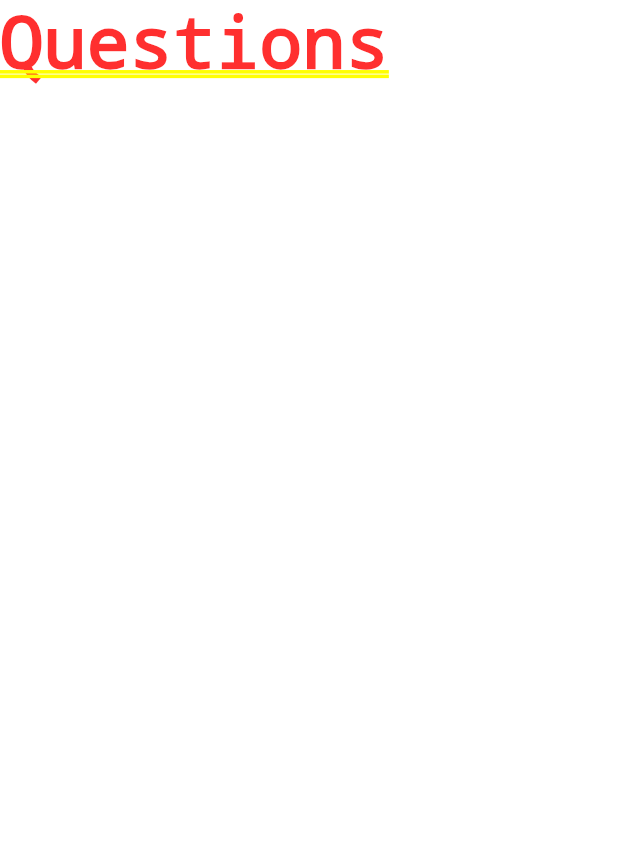
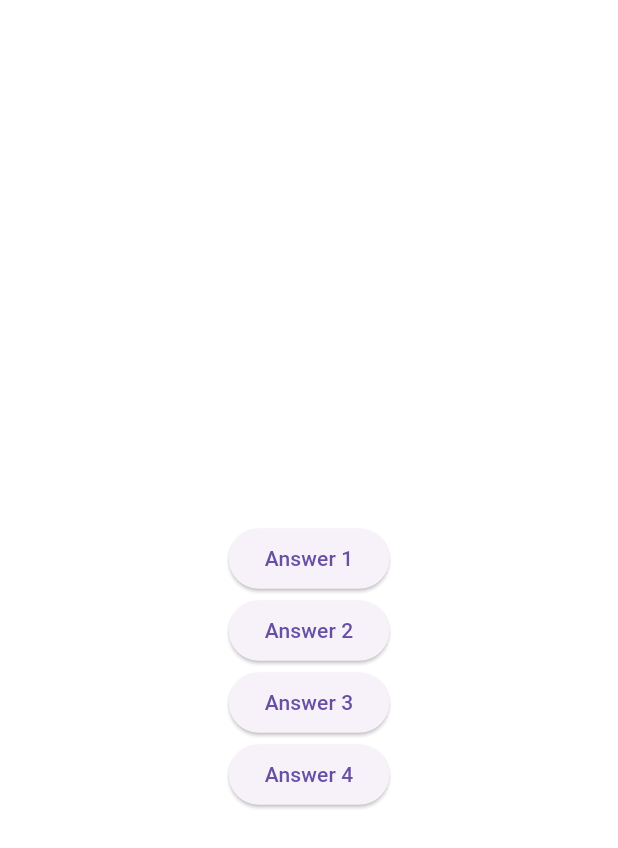
Before and after one commit to idrisazim/Quiz, a Flutter app: the screen it shows after launch, after a tap on "Lets find out!", on a phone screen of 412 x 824 dp. Shown: the top 848 px of the screen. Run offline on Flutter 3.47's test engine with Material 3 defaults, Android fonts, the phone set to English and light mode, and no system bars.

Commit message:
Adding new features

```diff
--- /dev/null
+++ b/lib/models/quiz_questions.dart
@@ -0,0 +1,6 @@
+class QuizQuestion {
+  const QuizQuestion(this.text, this.answers);
+
+  final String text;
+  final List<String> answers;
+}
--- a/lib/questions.dart
+++ b/lib/questions.dart
@@ -12,6 +12,31 @@ class Questions extends StatefulWidget {
 class _QuestionsState extends State<Questions> {
   @override
   Widget build(context) {
-    return Text("Questions");
+    return SizedBox(
+      width: double.infinity,
+      child: Column(
+        mainAxisAlignment: MainAxisAlignment.center,
+        children: [
+          const Text('The question...', style: TextStyle(color: Colors.white, fontSize: 30.0, decoration: TextDecoration.none)),
+          const SizedBox(height: 30),
+          ElevatedButton(
+            onPressed: () {},
+            child: const Text('Answer 1'),
+          ),
+          ElevatedButton(
+            onPressed: () {},
+            child: const Text('Answer 2'),
+          ),
+          ElevatedButton(
+            onPressed: () {},
+            child: const Text('Answer 3'),
+          ),
+          ElevatedButton(
+            onPressed: () {},
+            child: const Text('Answer 4'),
+          ),
+        ],
+      ),
+    );
   }
 }
```
Also changed, not shown: lib/data/questions.dart (added, +35 -0 lines).
